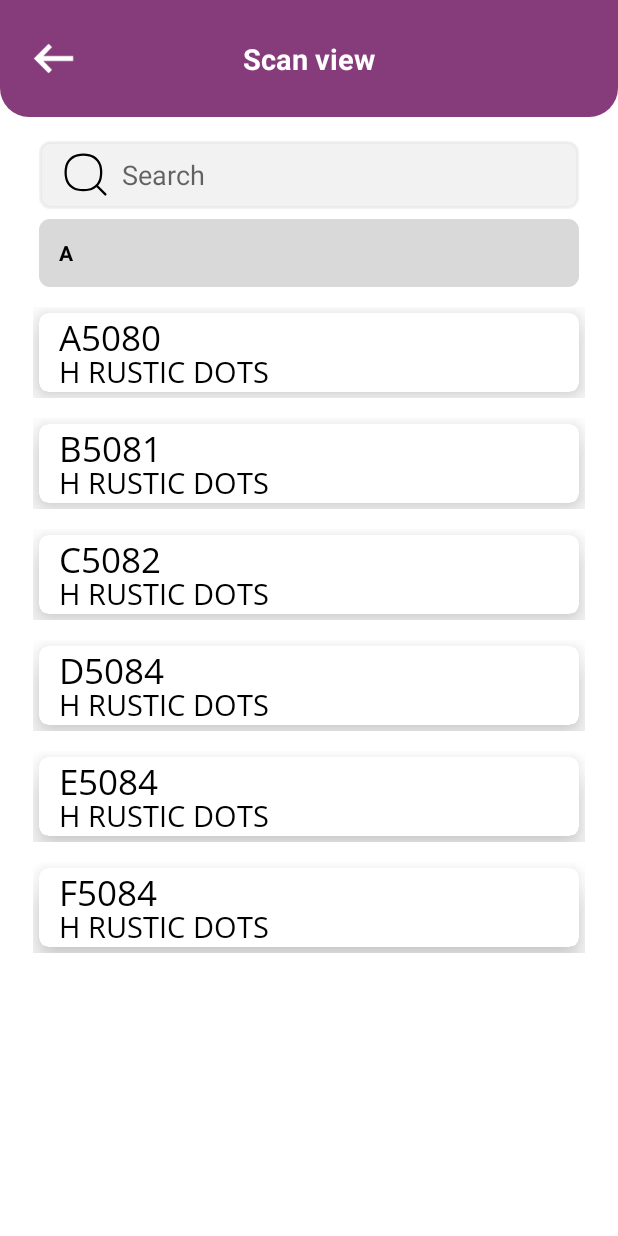
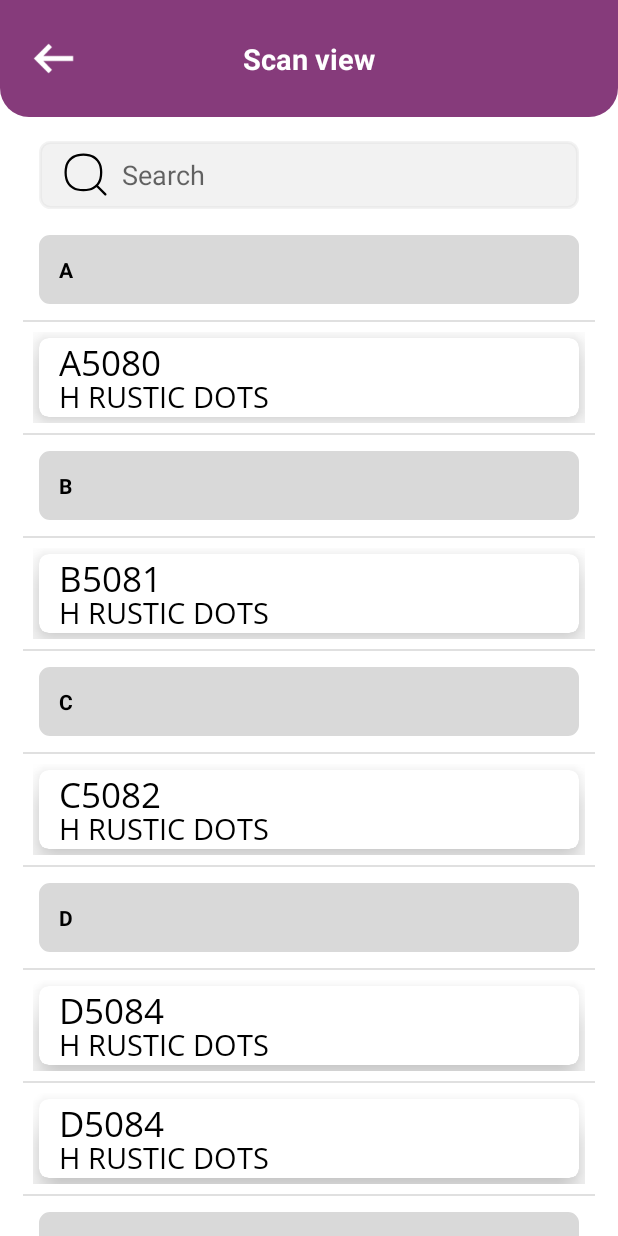
Before and after one commit to GajeraMaulik/WMSCentralApp, an Android app: the AlphaScanViewActivity screen opened directly, with no data from a screen before it, on a phone screen of 412 x 824 dp. Run offline under Robolectric (Android 15) with nearby library versions, the phone set to English and light mode, and no system bars; our stand-ins replace sdp/ssp sizes.

Commit message:
search updated

```diff
--- a/app/src/main/java/com/example/wmscentralapp/Adapter/AlphaScanAdapter.kt
+++ b/app/src/main/java/com/example/wmscentralapp/Adapter/AlphaScanAdapter.kt
@@ -2,96 +2,110 @@ package com.example.wmscentralapp.Adapter
 
 import android.content.Context
 import android.content.Intent
+import android.util.Log.d
 import android.view.LayoutInflater
+import android.view.View
 import android.view.ViewGroup
-import android.widget.Filter
-import android.widget.Filterable
+import android.widget.TextView
+import androidx.cardview.widget.CardView
 import androidx.recyclerview.widget.RecyclerView
+import com.example.wmscentralapp.Common.Common
 import com.example.wmscentralapp.Model.AlphaScanData
+import com.example.wmscentralapp.Common.Common.VIEWTYPE_GROUP
+import com.example.wmscentralapp.Common.Common.VIEWTYPE_ITEM
 import com.example.wmscentralapp.PickingItemScreens.PickingItemAvailableActivity
-import com.example.wmscentralapp.databinding.ItemsLookupBinding
-import java.util.*
-import kotlin.collections.ArrayList
+import com.example.wmscentralapp.R
 
-class AlphaScanAdapter: RecyclerView.Adapter<AlphaScanAdapter.ViewHolder> {
+class AlphaScanAdapter: RecyclerView.Adapter<RecyclerView.ViewHolder> {
 
     lateinit var context: Context
     lateinit var itemList: MutableList<AlphaScanData>
 
-    lateinit var itemListFull: ArrayList<AlphaScanData>
+
 
     constructor()
     constructor(context: Context, itemList: MutableList<AlphaScanData>
     ) {
         this.context = context
         this.itemList = itemList
-        //itemListFull = ArrayList(itemList)
     }
 
-    class ViewHolder(val binding: ItemsLookupBinding) : RecyclerView.ViewHolder(binding.root) {
+
+
+    override fun onCreateViewHolder(parent: ViewGroup, viewType: Int): RecyclerView.ViewHolder {
+        val inflater = LayoutInflater.from(context)
+            when(viewType){
+
+                VIEWTYPE_GROUP -> {
+                    val group: ViewGroup = inflater.inflate(R.layout.group_layout, parent, false) as ViewGroup
+                    return GroupViewHolder(group)
+                }
+                VIEWTYPE_ITEM -> {
+                    val group: ViewGroup =
+                        inflater.inflate(R.layout.items_lookup, parent, false) as ViewGroup
+                    return ItemsViewHolder(group)
+                }
+                else ->{
+                val group:ViewGroup = inflater.inflate(R.layout.group_layout,parent,false) as ViewGroup
+                return GroupViewHolder(group)
+                }
+
+             }
 
     }
 
-    override fun onCreateViewHolder(parent: ViewGroup, viewType: Int): ViewHolder {
-        val binding =  ItemsLookupBinding.inflate(LayoutInflater.from(parent.context), parent, false)
-        return ViewHolder(binding)
+
+    override fun onBindViewHolder(holder: RecyclerView.ViewHolder, position: Int) {
+        if (holder is GroupViewHolder){
+            holder.txt_group_title.text = itemList[position].itemno
+
+            d("alphabet","**${itemList[position].itemno}")
+        }
+        else if (holder is ItemsViewHolder){
+            val itemsViewHolder :ItemsViewHolder= holder
+            itemsViewHolder.itemNo.text = itemList[position].itemno
+            itemsViewHolder.itemname.text = itemList[position].itemname
+
+            itemsViewHolder.cardView.setOnClickListener {
+                val i = Intent(context, PickingItemAvailableActivity::class.java)
+                i.putExtra("aItemno","${itemList.get(position).getItemno()}")
+                context.startActivity(i)
+            }
+        }
+
     }
 
-    override fun onBindViewHolder(holder: ViewHolder, position: Int) {
-        with(holder){
-            with(itemList[position]){
 
-                binding.itemNo.text = itemno
-                binding.itemName.text = itemname
 
-                binding.itemLookUp.setOnClickListener{
-                    val i = Intent(context, PickingItemAvailableActivity::class.java)
-                    i.putExtra("aItemno","$itemno")
-                    context.startActivity(i)
-                }
 
-            }
+    override fun getItemViewType(position: Int): Int {
+        return  itemList.get(position).viewtype
+    }
+
+   internal inner class GroupViewHolder(itemview:View): RecyclerView.ViewHolder(itemview) {
+         var txt_group_title :TextView
+         init {
+             txt_group_title = itemview.findViewById(R.id.txt_group_title)
+         }
+
+
+
+    }
+    internal inner class ItemsViewHolder(itemview: View):RecyclerView.ViewHolder(itemview) {
+        var itemNo : TextView
+        var itemname : TextView
+        var cardView : CardView
+
+        init {
+            itemNo  = itemview.findViewById<TextView>(R.id.itemNo)
+            itemname  = itemview.findViewById<TextView>(R.id.itemName)
+            cardView = itemview.findViewById<CardView>(R.id.pickedItem_View)
+
         }
     }
-
 
     override fun getItemCount(): Int {
         return itemList.size
     }
 
-    fun filterList(filterList:MutableList<AlphaScanData>){
-        itemList = filterList
-        notifyDataSetChanged()
-    }
-
-/*    override fun getFilter(): Filter {
-        return itemFilter
-    }
-
-    private val itemFilter: Filter = object : Filter() {
-        override fun performFiltering(constraint: CharSequence): FilterResults {
-            val filteredList: MutableList<AlphaScanData> = ArrayList()
-            if (constraint == null || constraint.length == 0) {
-                filteredList.addAll(itemListFull)
-            } else {
-                val filterPattern =
-                    constraint.toString().lowercase(Locale.getDefault()).trim { it <= ' ' }
-                for (item in itemListFull) {
-                    if (item.getItemno().toLowerCase().contains(filterPattern)) {
-                        filteredList.add(item)
-                    }
-                }
-            }
-            val results = FilterResults()
-            results.values = filteredList
-            return results
-        }
-
-        override fun publishResults(constraint: CharSequence?, results: FilterResults?) {
-          //  itemList.clear()
-            itemList.addAll(results?.values as ArrayList<AlphaScanData>)
-            notifyDataSetChanged()
-        }
-    }*/
-
 }
--- /dev/null
+++ b/app/src/main/java/com/example/wmscentralapp/Common/Common.kt
@@ -0,0 +1,117 @@
+package com.example.wmscentralapp.Common
+
+import android.util.Log
+import com.example.wmscentralapp.Model.AlphaScanData
+import java.util.*
+import kotlin.Comparator
+import kotlin.collections.ArrayList
+
+object Common {
+
+    var VIEWTYPE_GROUP = 0
+    var VIEWTYPE_ITEM = 1
+    var RESULT_CODE = 1000
+
+    val alphbetList :MutableList<String> = ArrayList()
+
+    fun sorList(itemList :ArrayList<AlphaScanData>):ArrayList<AlphaScanData>{
+        itemList.sortWith(Comparator{
+            item1,item2 -> item1!!.itemno.compareTo(item2.itemno)
+        })
+        return  itemList
+
+
+
+    }
+
+    fun addAlphabets(list:ArrayList<AlphaScanData>):ArrayList<AlphaScanData>{
+        var i:Int = 0
+        val customList :ArrayList<AlphaScanData> = ArrayList()
+        val firstLetter = AlphaScanData()
+        firstLetter.itemno = list[0].itemno[0].toString()
+        firstLetter.viewtype  = VIEWTYPE_GROUP
+        alphbetList.add(list[0].itemno[0].toString())
+
+        customList.add(firstLetter)
+        i =0
+        while (i <list.size-1){
+
+            val data = AlphaScanData()
+            val name1 :Char= list[i].itemno[0]
+            val name2 :Char= list[i+1].itemno[0]
+
+            Log.d("common", "** name 1$name1")
+            Log.d("common", "** name 2 $name2")
+            if(name1 == name2){
+                list[i].viewtype = VIEWTYPE_ITEM
+                customList.add(list[i])
+            }else{
+                list[i].viewtype =VIEWTYPE_ITEM
+                customList.add(list[i])
+                data.itemno = name2.toString()
+                data.viewtype = VIEWTYPE_GROUP
+                alphbetList.add(name2.toString())
+                customList.add(data)
+
+            }
+            i++
+        }
+
+        list[i].viewtype = VIEWTYPE_ITEM
+        customList.add(list[i])
+        return customList
+    }
+
+
+    fun findPositionWithName(name: String,list: ArrayList<AlphaScanData>): Int {
+        for (i in list.indices){
+            if (list[i].itemno == name){
+                return i
+            }
+
+        }
+        return -1
+    }
+
+    fun genAlphabet():ArrayList<String>{
+        val result :ArrayList<String> = ArrayList()
+        for (i in 65..90){
+            result.add((i.toChar()).toString())
+        }
+        return  result
+    }
+ fun prepareItemData() :ArrayList<AlphaScanData>{
+        var itemList: ArrayList<AlphaScanData> = java.util.ArrayList()
+        var piaData = AlphaScanData("A5080","H RUSTIC DOTS")
+        itemList.add(piaData)
+
+        piaData = AlphaScanData("B5081","H RUSTIC DOTS")
+        itemList.add(piaData)
+
+
+        piaData = AlphaScanData("C5082","H RUSTIC DOTS")
+        itemList.add(piaData)
+
+        piaData = AlphaScanData("D5084","H RUSTIC DOTS")
+        itemList.add(piaData)
+
+        piaData = AlphaScanData("E5084","H RUSTIC DOTS")
+        itemList.add(piaData)
+        piaData = AlphaScanData("F5084","H RUSTIC DOTS")
+        itemList.add(piaData)
+
+        piaData = AlphaScanData("G5084","H RUSTIC DOTS")
+        itemList.add(piaData)
+
+        piaData = AlphaScanData("H5084","H RUSTIC DOTS")
+        itemList.add(piaData)
+     piaData = AlphaScanData("d5084","H RUSTIC DOTS")
+     itemList.add(piaData)
+     piaData = AlphaScanData("D5084","H RUSTIC DOTS")
+     itemList.add(piaData)
+        piaData = AlphaScanData("I5084","H RUSTIC DOTS")
+        itemList.add(piaData)
+
+        return itemList
+    }
+}
--- a/app/src/main/java/com/example/wmscentralapp/InventoryTransactionScreens/AlphaScanViewActivity.kt
+++ b/app/src/main/java/com/example/wmscentralapp/InventoryTransactionScreens/AlphaScanViewActivity.kt
@@ -1,21 +1,25 @@
 package com.example.wmscentralapp.InventoryTransactionScreens
 
+import android.app.Activity
+import android.content.Intent
 import android.os.Bundle
-import android.text.Editable
-import android.text.TextWatcher
 import android.util.Log.d
 import android.view.View
 import android.widget.EditText
+import android.widget.LinearLayout
 import androidx.appcompat.app.AppCompatActivity
 import androidx.core.content.ContextCompat
 import androidx.core.widget.doOnTextChanged
+import androidx.recyclerview.widget.DividerItemDecoration
 import androidx.recyclerview.widget.LinearLayoutManager
 import com.example.wmscentralapp.Adapter.AlphaScanAdapter
 import com.example.wmscentralapp.Model.AlphaScanData
+import com.example.wmscentralapp.Common.Common
+import com.example.wmscentralapp.Common.Common.RESULT_CODE
+import com.example.wmscentralapp.Common.Common.prepareItemData
+import com.example.wmscentralapp.Common.LinearLayoutManagerWithSmoothScroll
 import com.example.wmscentralapp.R
 import kotlinx.android.synthetic.main.activity_alpha_scan_view.*
-import kotlinx.android.synthetic.main.activity_picking_item_available.*
-import kotlinx.android.synthetic.main.activity_receive_container.*
 import java.util.*
 
 
@@ -23,6 +27,7 @@ class AlphaScanViewActivity : AppCompatActivity() {
 
     var itemList: ArrayList<AlphaScanData> = ArrayList()
     lateinit var adapter: AlphaScanAdapter
+    lateinit var linearLayout: LinearLayoutManager
     var data = AlphaScanData()
     override fun onCreate(savedInstanceState: Bundle?) {
         super.onCreate(savedInstanceState)
@@ -32,6 +37,24 @@ class AlphaScanViewActivity : AppCompatActivity() {
         actionBar!!.hide()
         actionBar.setDisplayHomeAsUpEnabled(true)
         window.statusBarColor = ContextCompat.getColor(this, R.color.colorPrimary)
+
+
+
+        //linearLayout = LinearLayoutManagerWithSmoothScroll(this)
+      //  rvAlphaListItem.layoutManager = linearLayout
+      //  rvAlphaListItem.addItemDecoration(DividerItemDecoration(this,linearLayout.orientation))
+
+        creatList()
+
+        adapter = AlphaScanAdapter(this,itemList)
+        rvAlphaListItem.adapter = adapter
+        prepareItemData()
+
+
+
+        attachAdapter(itemList)
+
+
 
         back_AlphaScan_Btn.setOnClickListener {
 
@@ -53,11 +76,7 @@ class AlphaScanViewActivity : AppCompatActivity() {
 
 
         val srsearchBar=findViewById<EditText>(R.id.searchBar)
-        if (srsearchBar.text.isNotEmpty()){
-            searchBar_Close.visibility = View.VISIBLE
-        }else{
-            searchBar_Close.visibility = View.GONE
-        }
+
 
         searchBar_Close.setOnClickListener {
             srsearchBar.text.clear()
@@ -65,58 +84,51 @@ class AlphaScanViewActivity : AppCompatActivity() {
         }
 
         srsearchBar.doOnTextChanged { text, _, _, _ ->
-            val array = arrayOf(itemList)
 
             val query= text.toString().toLowerCase(Locale.getDefault())
 
-
-            val find = query
-            val found = Arrays.stream(array).anyMatch{t -> t == text}
             if (query != ""){
+                searchBar_Close.visibility = View.VISIBLE
                 filterWithQuery(query)
 
             }else{
                 attachAdapter(itemList)
+                rvAlphaListItem.visibility = View.VISIBLE
+                searchBar_Close.visibility = View.GONE
                 no_search_results_found_text.visibility = View.GONE
             }
 
         }
 
-
-
-        attachAdapter(itemList)
-        prepareItemData()
-
         d("itemlist","--after attach ${itemList.toString()}")
         d("itemlist","--after attach onsize ${itemList.size}")
     }
 
-/*    fun addTextListener() {
-        searchBar.addTextChangedListener(object : TextWatcher {
-            override fun afterTextChanged(s: Editable) {}
-            override fun beforeTextChanged(s: CharSequence, start: Int, count: Int, after: Int) {}
-            override fun onTextChanged(query: CharSequence, start: Int, before: Int, count: Int) {
-                var query = query
-                query = query.toString().lowercase(Locale.getDefault())
-                val filteredList: MutableList<AlphaScanData> = ArrayList()
-                for (i in 0 until itemList.size) {
-                    val text: kotlin.String = itemList.get(i).toString().toLowerCase()
-                    if (text.contains(query)) {
-                        filteredList.add(itemList.get(i))
-                    }
-                }
-                attachAdapter(itemList)
-                //prepareItemData()
+    fun creatList(){
+        itemList = Common.prepareItemData()
+        itemList = Common.sorList(itemList)
+        itemList = Common.addAlphabets(itemList)
+    }
+
+    override fun onActivityResult(requestCode: Int, resultCode: Int, data: Intent?) {
+        super.onActivityResult(requestCode, resultCode, data)
+        if (resultCode == RESULT_CODE){
+            if (resultCode == Activity.RESULT_OK){
+                val character :String? = data?.getStringExtra("result")
+                val position:Int = Common.findPositionWithName(character!!,itemList)
+                rvAlphaListItem.smoothScrollToPosition(position)
             }
-        })
-    }*/
+        }
+    }
 
      fun attachAdapter(itemList: ArrayList<AlphaScanData>) {
         adapter = AlphaScanAdapter(this,itemList)
+         linearLayout = LinearLayoutManagerWithSmoothScroll(this)
+         rvAlphaListItem.layoutManager = linearLayout
+         rvAlphaListItem.addItemDecoration(DividerItemDecoration(this,linearLayout.orientation))
         rvAlphaListItem.adapter = adapter
 
-    }
-
+     }
 
     private fun filterWithQuery(query: kotlin.String) {
         if (query.isNotEmpty()) {
@@ -124,13 +136,20 @@ class AlphaScanViewActivity : AppCompatActivity() {
             d("itemlist","--filter ${filteredList.toString()}")
             d("itemlist","--filter size ${filteredList.size}")
 
-            attachAdapter(filteredList)
-            toggleRecyclerView(itemList)
+            if (filteredList.isEmpty()){
+                if (query.isEmpty()){
+                    rvAlphaListItem.visibility = View.VISIBLE
+                    no_search_results_found_text.visibility = View.GONE
+                }else{
+                    rvAlphaListItem.visibility = View.GONE
+                    no_search_results_found_text.visibility = View.VISIBLE
+                }
 
-        } else if (query.isEmpty()) {
-            attachAdapter(itemList)
+            }else if (filteredList.isNotEmpty()){
+                attachAdapter(filteredList)
+                toggleRecyclerView(itemList)
 
-        //    adapter.filterList(itemList)
+            }
         }
     }
 
@@ -151,38 +170,14 @@ class AlphaScanViewActivity : AppCompatActivity() {
 
 
     private fun toggleRecyclerView( itemList: ArrayList<AlphaScanData> ) {
-        if (itemList.isEmpty() || searchBar.text.isEmpty() ) {
+        if (itemList.isEmpty()) {
             rvAlphaListItem.visibility = View.INVISIBLE
-            no_search_results_found_text.visibility = View.GONE
-        } else if(itemList.isNotEmpty() ||searchBar.text.isEmpty()){
+            no_search_results_found_text.visibility = View.VISIBLE
+        } else {
             rvAlphaListItem.visibility = View.VISIBLE
             no_search_results_found_text.visibility = View.GONE
-        }else{
-            rvAlphaListItem.visibility = View.VISIBLE
-            no_search_results_found_text.visibility = View.INVISIBLE
         }
     }
 
-    private fun prepareItemData() {
-        var piaData = AlphaScanData("A5080","H RUSTIC DOTS")
-        itemList.add(piaData)
 
-        piaData = AlphaScanData("B5081","H RUSTIC DOTS")
-        itemList.add(piaData)
-
-
-        piaData = AlphaScanData("C5082","H RUSTIC DOTS")
-        itemList.add(piaData)
-
-        piaData = AlphaScanData("D5084","H RUSTIC DOTS")
-        itemList.add(piaData)
-
-        piaData = AlphaScanData("E5084","H RUSTIC DOTS")
-        itemList.add(piaData)
-        piaData = AlphaScanData("F5084","H RUSTIC DOTS")
-        itemList.add(piaData)
-
-        adapter.notifyDataSetChanged()
-
-    }
 }
--- a/app/src/main/res/layout/activity_alpha_scan_view.xml
+++ b/app/src/main/res/layout/activity_alpha_scan_view.xml
@@ -88,42 +88,28 @@
             android:layout_alignBottom="@+id/searchBar"
             android:src="@drawable/ic_search_close" />
 
-        <TextView
-            android:id="@+id/characterLabal"
-            android:layout_width="match_parent"
-            android:layout_height="@dimen/_35sdp"
-            android:layout_below="@+id/searchBar"
-            android:paddingStart="@dimen/_10sdp"
-            android:background="@drawable/search_bg_list"
-            android:text="A"
-            android:textColor="@color/black"
-            android:textAllCaps="true"
-            android:textStyle="bold"
-            android:gravity="center_vertical"
-            android:layout_marginStart="@dimen/_20sdp"
-            android:layout_marginEnd="@dimen/_20sdp"
-            android:layout_marginTop="@dimen/_5sdp"/>
+
 
         <androidx.recyclerview.widget.RecyclerView
             android:id="@+id/rvAlphaListItem"
             android:layout_width="match_parent"
             android:layout_height="match_parent"
+            android:layout_below="@+id/searchBar"
+            app:layoutManager="androidx.recyclerview.widget.LinearLayoutManager"
             android:layout_marginStart="@dimen/_12sdp"
             android:layout_marginEnd="@dimen/_12sdp"
             android:layout_marginTop="@dimen/_5sdp"
-            tools:listitem="@layout/items_lookup"
-            app:layoutManager="androidx.recyclerview.widget.LinearLayoutManager"
-            android:layout_below="@+id/characterLabal" />
+            tools:listitem="@layout/items_lookup"/>
         <TextView
             android:id="@+id/no_search_results_found_text"
             android:layout_width="wrap_content"
             android:layout_height="wrap_content"
             android:layout_marginTop="@dimen/_5sdp"
-            android:visibility="gone"
             android:layout_alignParentStart="true"
             android:layout_alignParentEnd="true"
             android:textAlignment="center"
-            android:layout_below="@+id/characterLabal"
+            android:layout_below="@+id/searchBar"
+            android:visibility="gone"
             android:layout_marginStart="@dimen/_12sdp"
             android:layout_marginEnd="@dimen/_12sdp"
             android:text="No Results Found"
--- /dev/null
+++ b/app/src/main/res/layout/group_layout.xml
@@ -0,0 +1,26 @@
+<?xml version="1.0" encoding="utf-8"?>
+<androidx.constraintlayout.widget.ConstraintLayout xmlns:android="http://schemas.android.com/apk/res/android"
+    xmlns:tools="http://schemas.android.com/tools"
+    android:layout_width="match_parent"
+    android:layout_height="wrap_content"
+    android:padding="@dimen/_5sdp">
+    <RelativeLayout
+        android:layout_width="wrap_content"
+        android:layout_height="wrap_content"
+        tools:ignore="MissingConstraints">
+
+    <TextView
+        android:id="@+id/txt_group_title"
+        android:layout_width="match_parent"
+        android:layout_height="wrap_content"
+        android:padding="@dimen/_10sdp"
+        android:background="@drawable/search_bg_list"
+        android:layout_margin="@dimen/_3sdp"
+        android:text=""
+        android:textColor="@color/black"
+        android:textAllCaps="true"
+        android:textStyle="bold"
+        android:gravity="center_vertical"
+        android:layout_marginTop="@dimen/_5sdp"/>
+    </RelativeLayout>
+</androidx.constraintlayout.widget.ConstraintLayout>
--- a/app/src/main/res/layout/items_lookup.xml
+++ b/app/src/main/res/layout/items_lookup.xml
@@ -1,10 +1,21 @@
 <?xml version="1.0" encoding="utf-8"?>
 <androidx.constraintlayout.widget.ConstraintLayout xmlns:android="http://schemas.android.com/apk/res/android"
+    xmlns:tools="http://schemas.android.com/tools"
     android:layout_width="match_parent"
     android:layout_height="wrap_content"
     android:id="@+id/item_LookUp"
     xmlns:app="http://schemas.android.com/apk/res-auto"
     android:padding="@dimen/_5sdp">
+
+
+
+    <RelativeLayout
+        android:layout_width="wrap_content"
+        android:layout_height="wrap_content"
+        tools:ignore="MissingConstraints">
+
+
+
     <androidx.cardview.widget.CardView
         android:id="@+id/pickedItem_View"
         android:layout_width="match_parent"
@@ -73,7 +84,7 @@
         </RelativeLayout>
     </androidx.cardview.widget.CardView>
 
-
+    </RelativeLayout>
 
 
 </androidx.constraintlayout.widget.ConstraintLayout>
--- a/settings.gradle
+++ b/settings.gradle
@@ -10,7 +10,12 @@ dependencyResolutionManagement {
     repositories {
         google()
         mavenCentral()
+    /*    maven {
+            url 'http://dl.bintry.com/amulyakhare/maven'
+        }*/
     }
+
 }
+
 rootProject.name = "WMS Central App"
 include ':app'
```
Also changed, not shown: app/build.gradle (+11 -7 lines), app/src/main/AndroidManifest.xml (+6 -2 lines), app/src/main/java/com/example/wmscentralapp/Common/LinearLayoutManagerWithSmoothScroll.kt (added, +38 -0 lines), app/src/main/java/com/example/wmscentralapp/Model/AlphaScanData.kt (+6 -6 lines).
